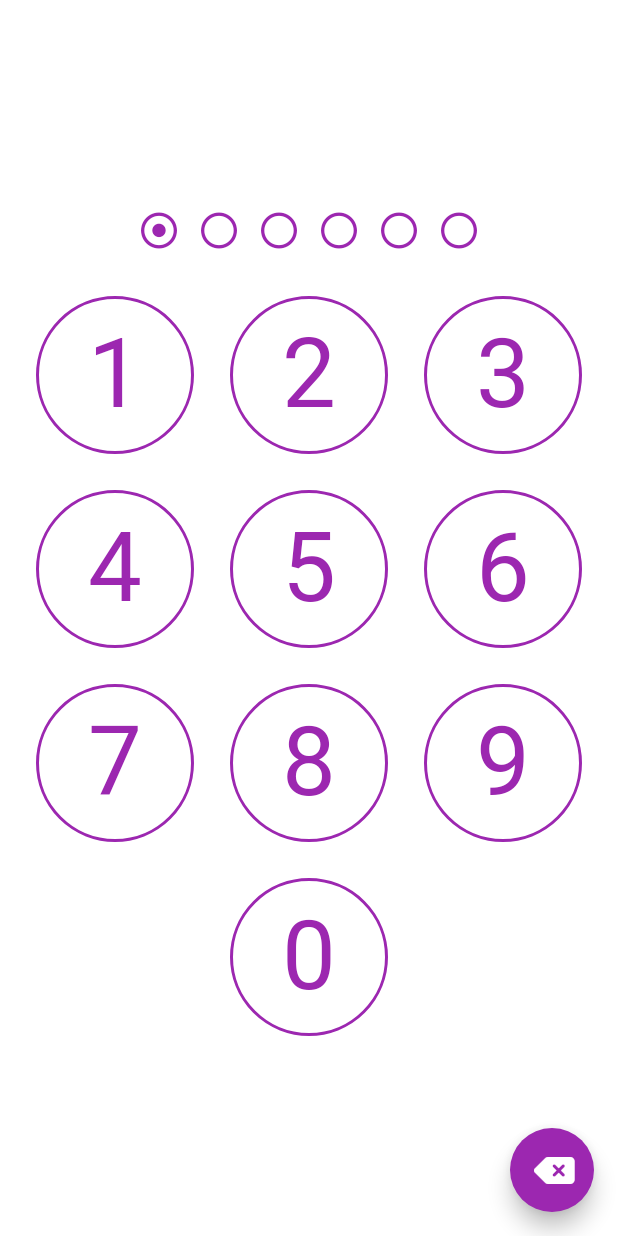
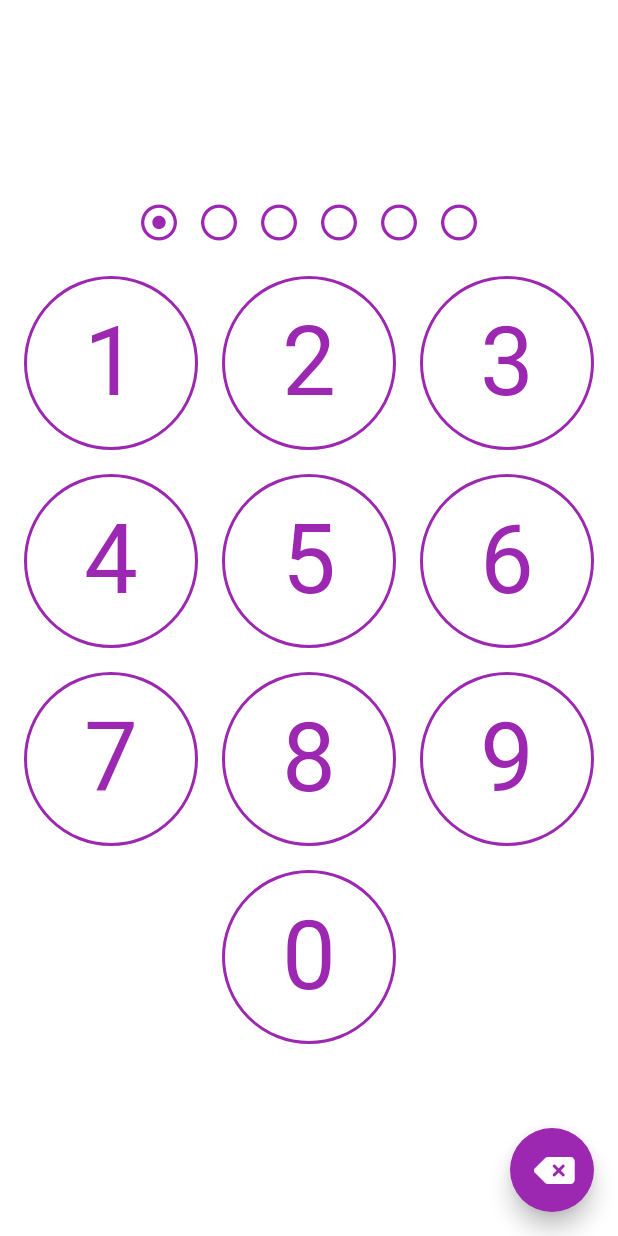
Before and after one commit to NNNXT/Challenge-For-Robinhood, a Flutter app: the screen it shows after launch, after a tap on an icon or button, on a phone screen of 412 x 824 dp. Run offline on Flutter 3.47's test engine with Material 2 defaults, Android fonts, the phone set to English and light mode, and no system bars; our stand-ins replace dio, easy_localization, flutter_secure_storage, flutter_slidable, fluttertoast, focus_detector and 2 more; network calls fail.

Commit message:
:recycle: clean code

```diff
--- a/lib/app.dart
+++ b/lib/app.dart
@@ -11,7 +11,6 @@ import 'package:challenge_for_robinhood/navigator_route.dart';
 // Provider Modules
 import 'package:challenge_for_robinhood/network/repository/task.dart';
 import 'package:challenge_for_robinhood/src/provider/main_navigation_provider.dart';
-import 'package:challenge_for_robinhood/src/provider/todo_provider.dart';
 
 class MyApp extends StatelessWidget {
   const MyApp({super.key});
@@ -27,9 +26,6 @@ class MyApp extends StatelessWidget {
         ChangeNotifierProvider<MainNavigationProvider>(
           create: (_) => MainNavigationProvider(),
         ),
-        ChangeNotifierProvider<TodoProvider>(
-          create: (_) => TodoProvider(),
-        ),
       ],
       child: materialApp(context),
     );
--- a/lib/base/base_extension.dart
+++ b/lib/base/base_extension.dart
@@ -21,14 +21,14 @@ extension BuildContextProvide on BuildContext {
 
 extension DateHelper on DateTime {
   String formatDate() {
-    var formatter = DateFormat('dd MMMM yyyy');
+    DateFormat formatter = DateFormat('dd MMMM yyyy');
     return formatter.format(this);
   }
 
   bool isSameDate(DateTime other) => year == other.year && month == other.month && day == other.day;
 
   int getDifferenceInDaysWithNow() {
-    var now = DateTime.now();
+    DateTime now = DateTime.now();
     return now.difference(this).inDays;
   }
 }
--- a/lib/base/base_widget.dart
+++ b/lib/base/base_widget.dart
@@ -64,8 +64,8 @@ class BaseWidgetState<T extends ChangeNotifier> extends State<BaseWidget<T>> {
         )
       : child;
 
-  Widget _mainContainer() => ChangeNotifierProvider<T>(
-        create: (_) => model,
+  Widget _mainContainer() => ChangeNotifierProvider<T>.value(
+        value: model,
         child: Consumer<T>(
           builder: (context, value, child) => widget.builder(context, model, child),
           child: widget.child,
--- a/lib/model/auth_manager.dart
+++ b/lib/model/auth_manager.dart
@@ -25,7 +25,7 @@ class AuthManager {
   }
 
   String convertToSha256(String passcode) {
-    var bytes = utf8.encode(passcode);
+    List<int> bytes = utf8.encode(passcode);
     return sha256.convert(bytes).toString();
   }
 }
--- a/lib/navigator_route.dart
+++ b/lib/navigator_route.dart
@@ -43,7 +43,7 @@ extension NavigatorRoutePathExtension on NavigatorRoutePath {
   }
 }
 
-var _router = GoRouter(
+GoRouter _router = GoRouter(
   routes: <RouteBase>[
     GoRoute(
       path: NavigatorRoutePath.home.path,
--- a/lib/network/datetime_converter.dart
+++ b/lib/network/datetime_converter.dart
@@ -1,3 +1,4 @@
+// External Modules
 import 'package:json_annotation/json_annotation.dart';
 
 class CustomDateTimeConverter implements JsonConverter<DateTime, String> {
--- a/lib/network/network.dart
+++ b/lib/network/network.dart
@@ -7,8 +7,8 @@ abstract class BaseRepository {
   Dio get dataProvider => _dio;
 
   BaseRepository() {
-    var baseUrl = 'https://todo-list-api-mfchjooefq-as.a.run.app/';
-    var options = BaseOptions(
+    String baseUrl = 'https://todo-list-api-mfchjooefq-as.a.run.app/';
+    BaseOptions options = BaseOptions(
       receiveTimeout: const Duration(seconds: 60),
       connectTimeout: const Duration(seconds: 60),
       baseUrl: baseUrl,
--- a/lib/src/features/lock_screen/screen.dart
+++ b/lib/src/features/lock_screen/screen.dart
@@ -21,9 +21,9 @@ class LockScreen extends StatelessWidget {
         child: BaseWidget<LockScreenViewmodel>(
           model: LockScreenViewmodel(context: context),
           builder: (_, model, __) {
-            var padding = 24.0;
-            var width = context.media.size.width - (padding * 4);
-            var widthWithoutPadding = width / 3;
+            double width = context.media.size.width;
+            double padding = 16.0;
+            double widthWithoutPadding = (width - (padding * 4)) / 3.0;
             return Scaffold(
               body: Column(
                 mainAxisAlignment: MainAxisAlignment.center,
--- a/lib/src/provider/todo_provider.dart
+++ /dev/null
@@ -1,4 +0,0 @@
-// Flutter Modules
-import 'package:flutter/material.dart';
-
-class TodoProvider extends ChangeNotifier {}
```
Also changed, not shown: pubspec.lock, 1 other file.
